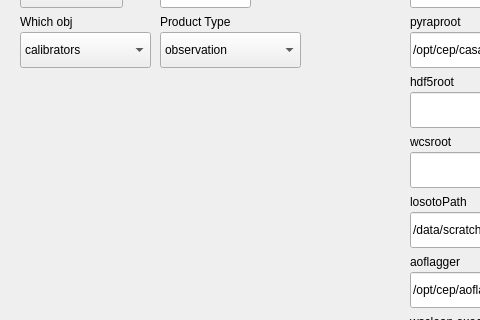
Old version of the form resources/setup_view.ui in the repository sklandrausis/LAnDmARk; both pictures show x 0 to 480 and y 268 to 588 of the 850 by 760 pixel window.
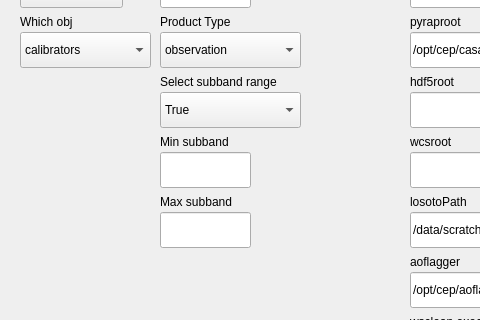
New version of the form.

What changed in the file:
```diff
--- a/resources/setup_view.ui
+++ b/resources/setup_view.ui
@@ -1221,6 +1221,91 @@
     <string>Save LAnDmARk configuration</string>
    </property>
   </widget>
+  <widget class="QComboBox" name="select_subband_range_combobox">
+   <property name="geometry">
+    <rect>
+     <x>160</x>
+     <y>360</y>
+     <width>141</width>
+     <height>36</height>
+    </rect>
+   </property>
+   <item>
+    <property name="text">
+     <string>True</string>
+    </property>
+   </item>
+   <item>
+    <property name="text">
+     <string>False</string>
+    </property>
+   </item>
+  </widget>
+  <widget class="QLabel" name="select_subband_range_label">
+   <property name="geometry">
+    <rect>
+     <x>160</x>
+     <y>340</y>
+     <width>141</width>
+     <height>20</height>
+    </rect>
+   </property>
+   <property name="text">
+    <string>Select subband range</string>
+   </property>
+  </widget>
+  <widget class="QLabel" name="min_subband_label">
+   <property name="geometry">
+    <rect>
+     <x>160</x>
+     <y>399</y>
+     <width>111</width>
+     <height>21</height>
+    </rect>
+   </property>
+   <property name="text">
+    <string>Min subband</string>
+   </property>
+  </widget>
+  <widget class="QLineEdit" name="min_subband_input">
+   <property name="geometry">
+    <rect>
+     <x>160</x>
+     <y>420</y>
+     <width>91</width>
+     <height>36</height>
+    </rect>
+   </property>
+   <property name="text">
+    <string/>
+   </property>
+  </widget>
+  <widget class="QLabel" name="max_subband_label">
+   <property name="geometry">
+    <rect>
+     <x>160</x>
+     <y>460</y>
+     <width>111</width>
+     <height>20</height>
+    </rect>
+   </property>
+   <property name="text">
+    <string>Max subband</string>
+   </property>
+  </widget>
+  <widget class="QLineEdit" name="max_subband_input">
+   <property name="geometry">
+    <rect>
+     <x>160</x>
+     <y>480</y>
+     <width>91</width>
+     <height>36</height>
+    </rect>
+   </property>
+   <property name="text">
+    <string/>
+   </property>
+  </widget>
  </widget>
  <tabstops>
   <tabstop>which_combobox</tabstop>
```
